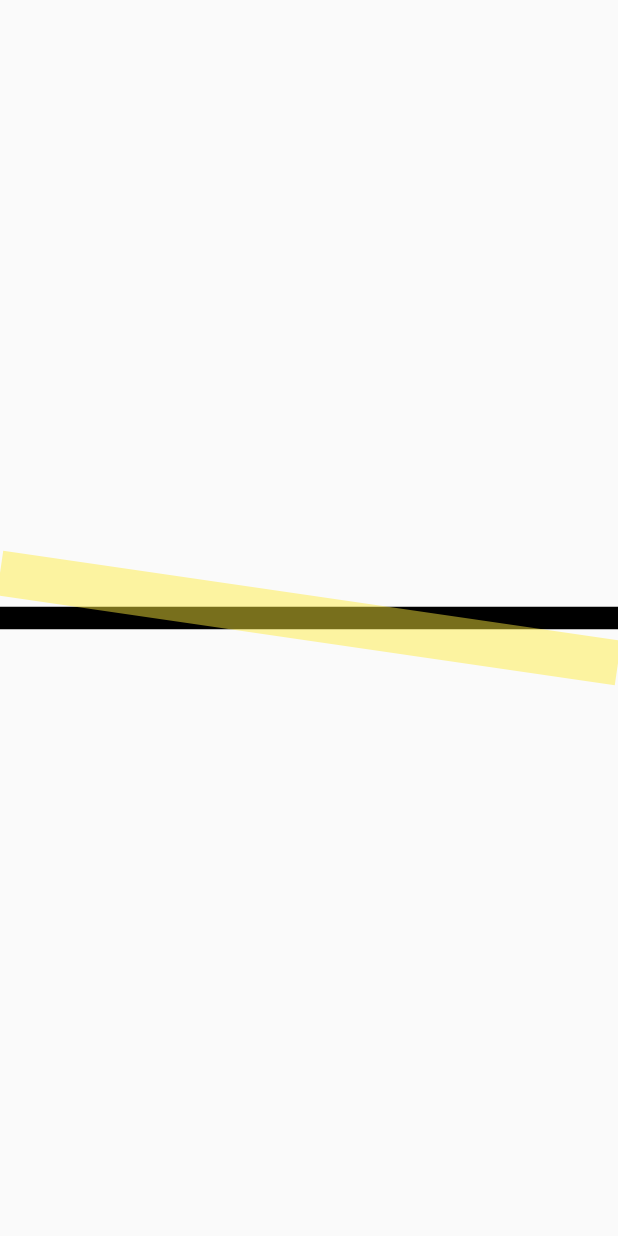
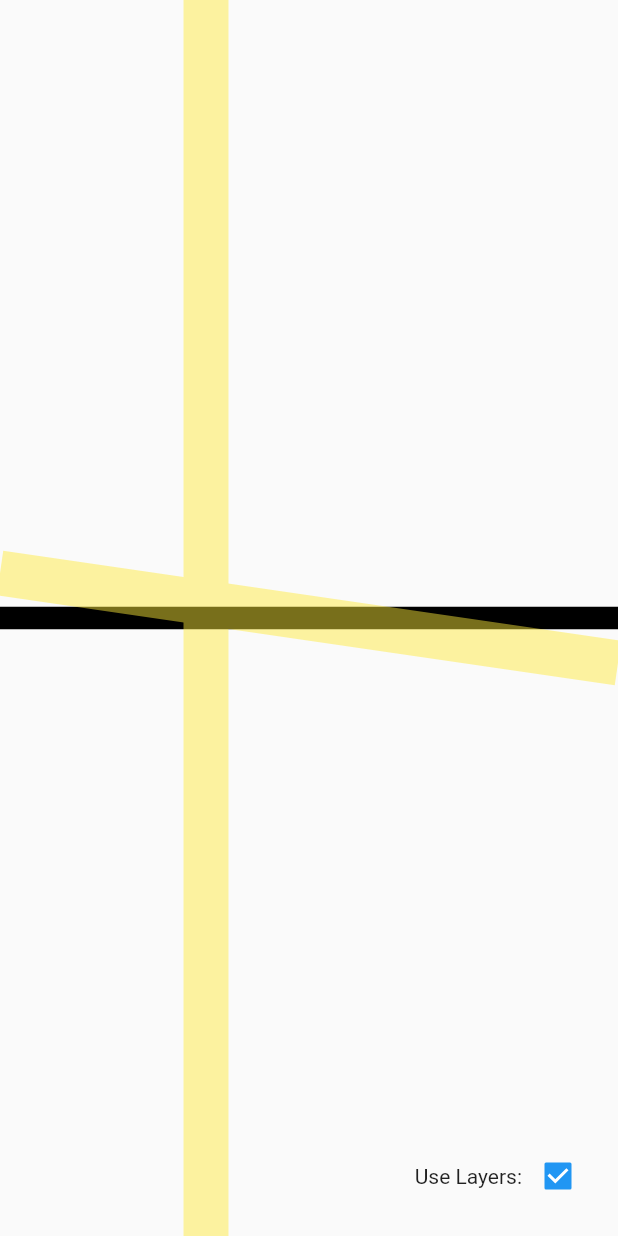
Before and after one commit to pohuing/canvasdemo, a Flutter app: the screen it shows after launch, on a phone screen of 412 x 824 dp. Run offline on Flutter 3.47's test engine with Material 2 defaults, Android fonts, the phone set to English and light mode, and no system bars.

Commit message:
Expand example

```diff
--- a/lib/main.dart
+++ b/lib/main.dart
@@ -11,26 +11,40 @@ class MyApp extends StatelessWidget {
   // This widget is the root of your application.
   @override
   Widget build(BuildContext context) {
-    return MaterialApp(
+    return const MaterialApp(
       title: 'Flutter Demo',
-      home: const MyHomePage(),
+      home: MyHomePage(),
     );
   }
 }
 
 class MyHomePage extends StatefulWidget {
   const MyHomePage({super.key});
+
   @override
   State<MyHomePage> createState() => _MyHomePageState();
 }
 
 class _MyHomePageState extends State<MyHomePage> {
+  bool useLayers = true;
+
   @override
   Widget build(BuildContext context) {
     return Scaffold(
+      floatingActionButton: Row(
+        mainAxisSize: MainAxisSize.min,
+        children: [
+          const Text('Use Layers:'),
+          Checkbox(
+              value: useLayers,
+              onChanged: (v) => setState(() {
+                    useLayers = v!;
+                  })),
+        ],
+      ),
       body: CustomPaint(
         size: MediaQuery.of(context).size,
-        painter: Painter(),
+        painter: Painter(useLayers),
       ),
     );
   }
```
Also changed, not shown: lib/painter.dart (+25 -6 lines).
